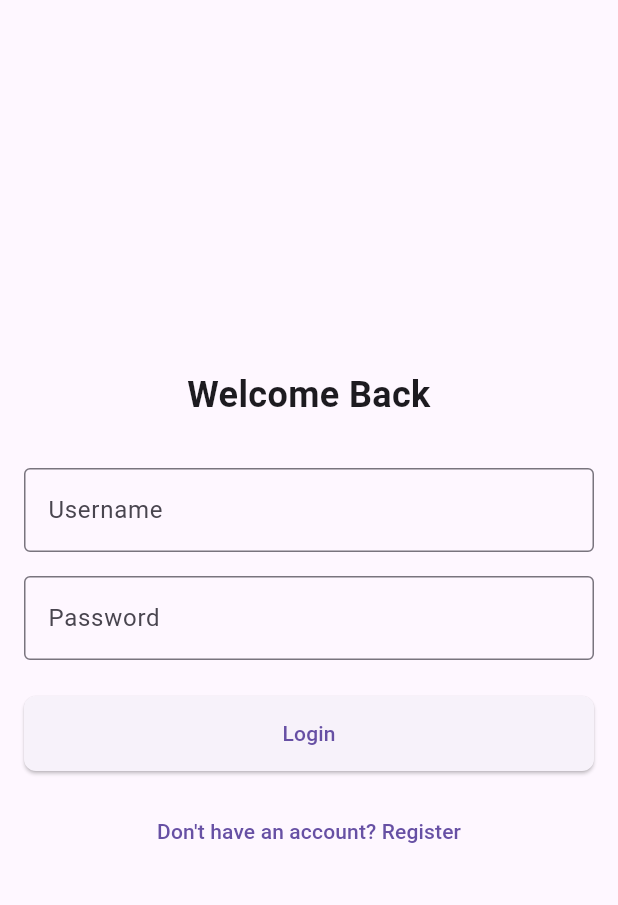
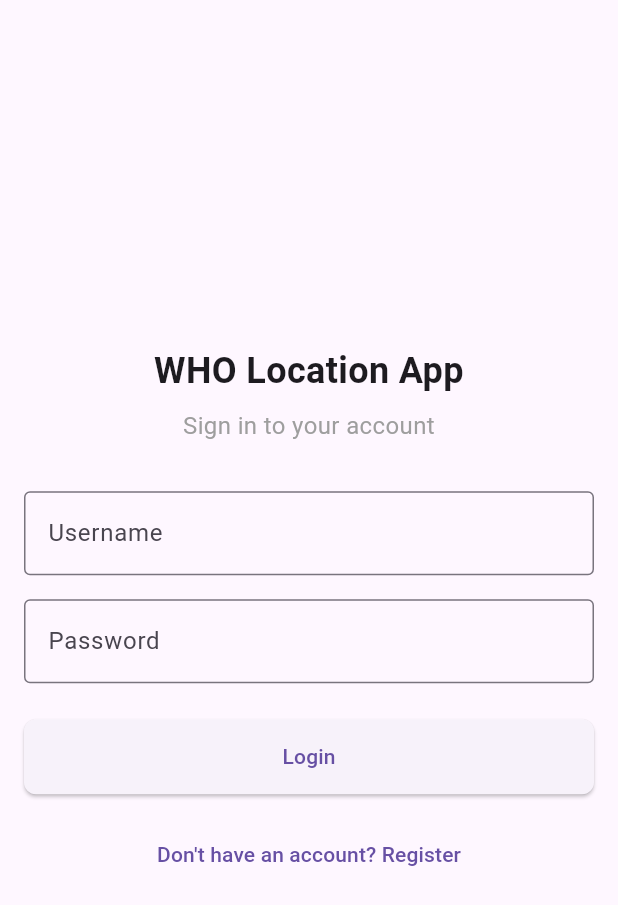
Before and after one commit to Unaiigartua/who_location_app, a Flutter app: the screen it shows after launch, on a phone screen of 412 x 824 dp. Shown: the top 905 px of the screen. Run offline on Flutter 3.47's test engine with Material 3 defaults, Android fonts, the phone set to English and light mode, and no system bars; our stand-ins replace dio, flutter_local_notifications, flutter_map, flutter_secure_storage, geolocator, go_router and 4 more; accounts and stored records are empty; statements that could not run were skipped.

Commit message:
Modified the login in page

```diff
--- a/lib/screens/auth/login_screen.dart
+++ b/lib/screens/auth/login_screen.dart
@@ -74,10 +74,19 @@ class _LoginScreenState extends State<LoginScreen> {
                   crossAxisAlignment: CrossAxisAlignment.stretch,
                   children: [
                     const Text(
-                      'Welcome Back',
+                      'WHO Location App',
                       style: TextStyle(
                         fontSize: 24,
                         fontWeight: FontWeight.bold,
+                      ),
+                      textAlign: TextAlign.center,
+                    ),
+                    const SizedBox(height: 8),
+                    const Text(
+                      'Sign in to your account',
+                      style: TextStyle(
+                        fontSize: 16,
+                        color: Colors.grey,
                       ),
                       textAlign: TextAlign.center,
                     ),
```
